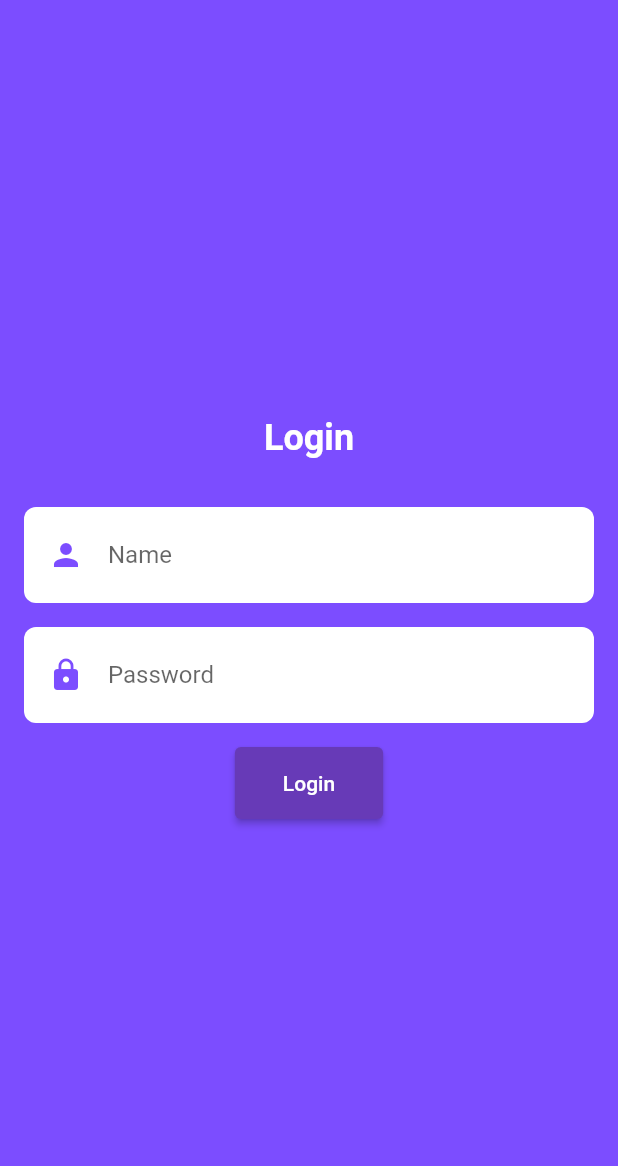
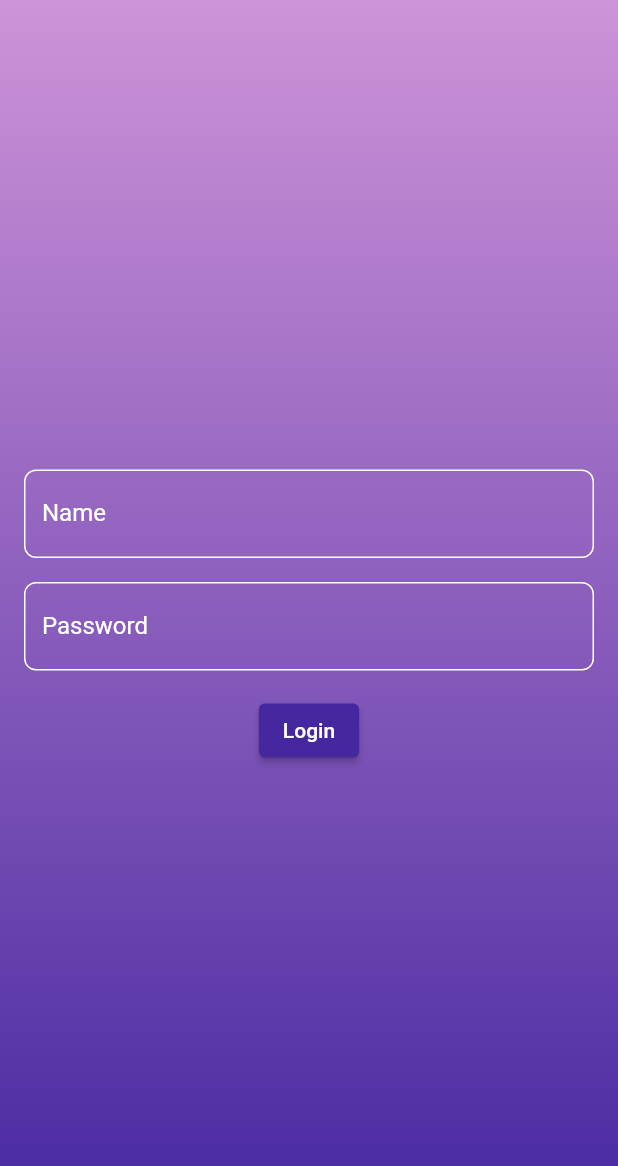
Before and after one commit to Nallu-Swami/Gamified_Education_RuIn, a Flutter app: the screen it shows after launch, on a phone screen of 412 x 824 dp. Shown: the top 1166 px of the screen. Run offline on Flutter 3.47's test engine with Material 2 defaults, Android fonts, the phone set to English and light mode, and no system bars.

Commit message:
Login Page beautification

```diff
--- a/lib/main.dart
+++ b/lib/main.dart
@@ -1,4 +1,6 @@
 import 'package:flutter/material.dart';
+import 'package:study_ruin/IntroScreen.dart';
+
 
 void main() {
   runApp(const MyApp());
@@ -12,7 +14,8 @@ class MyApp extends StatelessWidget {
     return MaterialApp(
       title: 'Study_RuIns',
       theme: ThemeData(
-        primarySwatch: Colors.blue,
+        primarySwatch: Colors.deepPurple,
+        brightness: Brightness.dark,
       ),
       debugShowCheckedModeBanner: false,
       home: LoginPage(),
@@ -27,60 +30,56 @@ class LoginPage extends StatelessWidget {
   @override
   Widget build(BuildContext context) {
     return Scaffold(
-      body: Stack(
-        children: [
-          Container(
-            color: Colors.deepPurpleAccent,
+      body: Container(
+        padding: const EdgeInsets.all(16.0),
+        decoration: BoxDecoration(
+          gradient: LinearGradient(
+            begin: Alignment.topCenter,
+            end: Alignment.bottomCenter,
+            colors: [
+              Colors.purple.shade200,
+              Colors.deepPurple.shade800,
+            ],
           ),
-          Padding(
-            padding: const EdgeInsets.all(16.0),
+        ),
         child: Column(
           mainAxisAlignment: MainAxisAlignment.center,
           children: [
-                Text(
-                  'Login',
-                  style: TextStyle(
-                    color: Colors.white,
-                    fontSize: 24,
-                    fontWeight: FontWeight.bold,
+            TextField(
+              controller: nameController,
+              decoration: const InputDecoration(
+                labelText: 'Name',
+                labelStyle: TextStyle(color: Colors.white),
+                enabledBorder: OutlineInputBorder(
+                  borderSide: BorderSide(color: Colors.white),
+                  borderRadius: BorderRadius.all(Radius.circular(8)),
+                ),
+                focusedBorder: OutlineInputBorder(
+                  borderSide: BorderSide(color: Colors.white),
+                  borderRadius: BorderRadius.all(Radius.circular(8)),
                 ),
               ),
-                SizedBox(height: 32),
-                Container(
-                  padding: EdgeInsets.symmetric(horizontal: 16, vertical: 8),
-                  decoration: BoxDecoration(
-                    color: Colors.white,
-                    borderRadius: BorderRadius.circular(8),
+              style: const TextStyle(color: Colors.white),
             ),
-                  child: TextField(
-                    controller: nameController,
-                    decoration: InputDecoration(
-                      hintText: 'Name',
-                      border: InputBorder.none,
-                      icon: Icon(Icons.person, color: Colors.deepPurpleAccent),
+            const SizedBox(height: 16),
+            TextField(
+              controller: passwordController,
+              decoration: const InputDecoration(
+                labelText: 'Password',
+                labelStyle: TextStyle(color: Colors.white),
+                enabledBorder: OutlineInputBorder(
+                  borderSide: BorderSide(color: Colors.white),
+                  borderRadius: BorderRadius.all(Radius.circular(8)),
                 ),
-                    style: TextStyle(color: Colors.deepPurpleAccent),
+                focusedBorder: OutlineInputBorder(
+                  borderSide: BorderSide(color: Colors.white),
+                  borderRadius: BorderRadius.all(Radius.circular(8)),
                 ),
               ),
-                SizedBox(height: 16),
-                Container(
-                  padding: EdgeInsets.symmetric(horizontal: 16, vertical: 8),
-                  decoration: BoxDecoration(
-                    color: Colors.white,
-                    borderRadius: BorderRadius.circular(8),
+              obscureText: true,
+              style: const TextStyle(color: Colors.white),
             ),
-                  child: TextField(
-                    controller: passwordController,
-                    decoration: InputDecoration(
-                      hintText: 'Password',
-                      border: InputBorder.none,
-                      icon: Icon(Icons.lock, color: Colors.deepPurpleAccent),
-                    ),
-                    obscureText: true,
-                    style: TextStyle(color: Colors.deepPurpleAccent),
-                  ),
-                ),
-                SizedBox(height: 16),
+            const SizedBox(height: 16),
             ElevatedButton(
               onPressed: () {
                 final String name = nameController.text;
@@ -90,7 +89,6 @@ class LoginPage extends StatelessWidget {
 
                 // Example validation
                 if (name.isNotEmpty && password.isNotEmpty) {
-                      // Navigate to the ToDoPage or perform necessary actions
                   Navigator.push(
                     context,
                     MaterialPageRoute(
@@ -100,23 +98,20 @@ class LoginPage extends StatelessWidget {
                   );
                 }
               },
-                  child: Text('Login'),
+              child: const Text('Login'),
               style: ElevatedButton.styleFrom(
-                    primary: Colors.deepPurple,
+                primary: Colors.deepPurple.shade800,
                 onPrimary: Colors.white,
-                    padding: EdgeInsets.symmetric(horizontal: 32, vertical: 16),
               ),
             ),
           ],
         ),
       ),
-        ],
-      ),
     );
   }
 }
 
-class ToDoPage extends StatelessWidget {
+/*class ToDoPage extends StatelessWidget {
   final String name;
   final String password;
 
@@ -134,4 +129,4 @@ class ToDoPage extends StatelessWidget {
       ),
     );
   }
-}
+}*/
```
Lines whose indentation alone changed are shown as unchanged.
